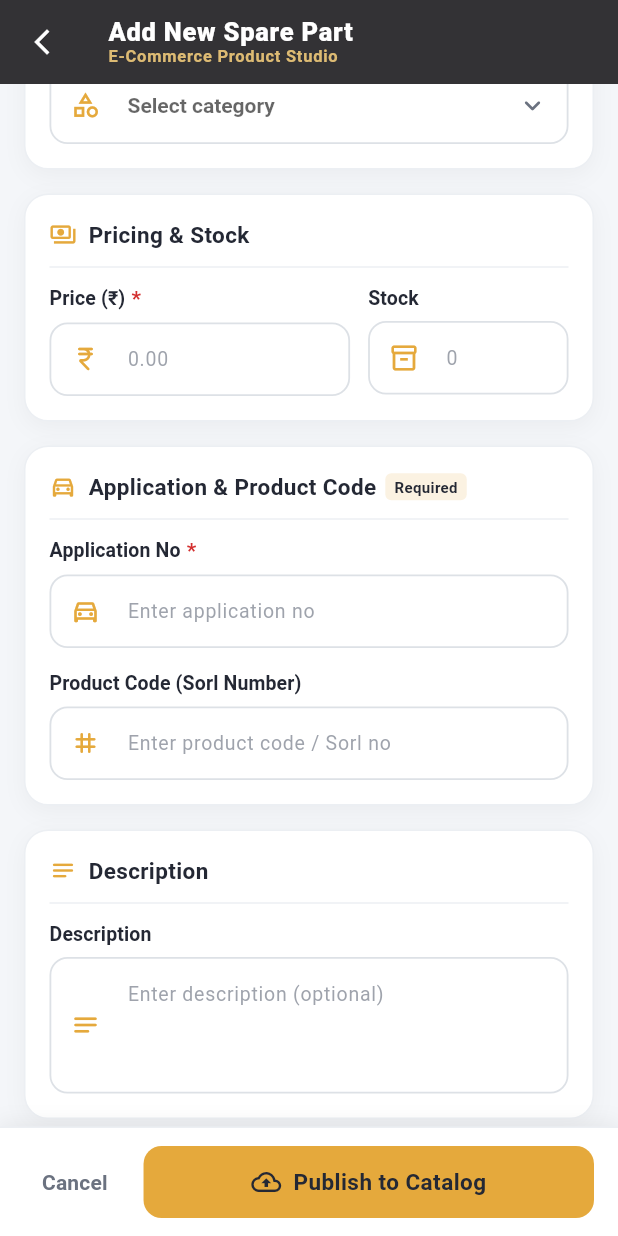
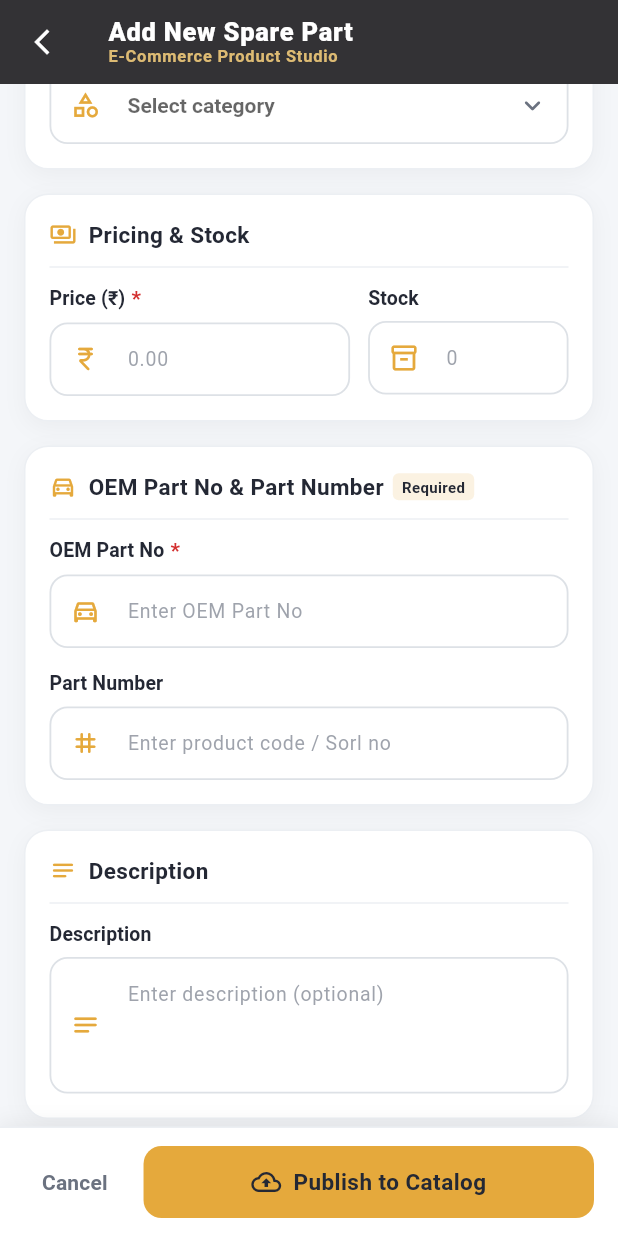
Before and after one commit to Ameenyasircm/autosparehub, a Flutter app: the ProductFormScreen screen opened directly, scrolled down 576 dp, on a phone screen of 412 x 824 dp. Run offline on Flutter 3.47's test engine with Material 3 defaults, Android fonts, the phone set to English and light mode, and no system bars; our stand-ins replace cloud_firestore, firebase_core, firebase_database, firebase_messaging, flutter_local_notifications, image_picker and 1 more; accounts and stored records are empty; network calls fail.

Commit message:
user side changes

```diff
--- a/lib/screens/admin/admin_menu_screen.dart
+++ b/lib/screens/admin/admin_menu_screen.dart
@@ -371,7 +371,7 @@ class _AdminMenuScreenState extends State<AdminMenuScreen> {
 
           _buildMenuItem(
             context: context,
-            title: 'Vehicle Brands & Companies',
+            title: 'Companies',
             icon: Icons.business_rounded,
             iconColor: const Color(0xFF0284C7),
             iconBgColor: const Color(0xFFE0F2FE),
--- a/lib/screens/admin/product_form_screen.dart
+++ b/lib/screens/admin/product_form_screen.dart
@@ -696,15 +696,15 @@ class _ProductFormScreenState extends State<ProductFormScreen> {
   // --- 4. VEHICLE APPLICATION & FITMENT CARD ---
   Widget _buildFitmentCard(ProductProvider provider) {
     return AppFormCard(
-      title: 'Application & Product Code',
+      title: 'OEM Part No & Part Number',
       icon: Icons.directions_car_outlined,
       isRequired: true,
       child: Column(
         crossAxisAlignment: CrossAxisAlignment.stretch,
         children: [
           AppTextField(
-            label: 'Application No',
-            hint: 'Enter application no',
+            label: 'OEM Part No',
+            hint: 'Enter OEM Part No',
             controller: _applicationController,
             isRequired: true,
             enabled: !provider.isSaving,
@@ -712,14 +712,14 @@ class _ProductFormScreenState extends State<ProductFormScreen> {
             isDarkTheme: true,
             validator: (val) {
               if (val == null || val.trim().isEmpty) {
-                return 'Application no is required';
+                return 'OEM Part No is required';
               }
               return null;
             },
           ),
           const SizedBox(height: 14),
           AppTextField(
-            label: 'Product Code (Sorl Number)',
+            label: 'Part Number',
             hint: 'Enter product code / Sorl no',
             controller: _refNoController,
             enabled: !provider.isSaving,
```
